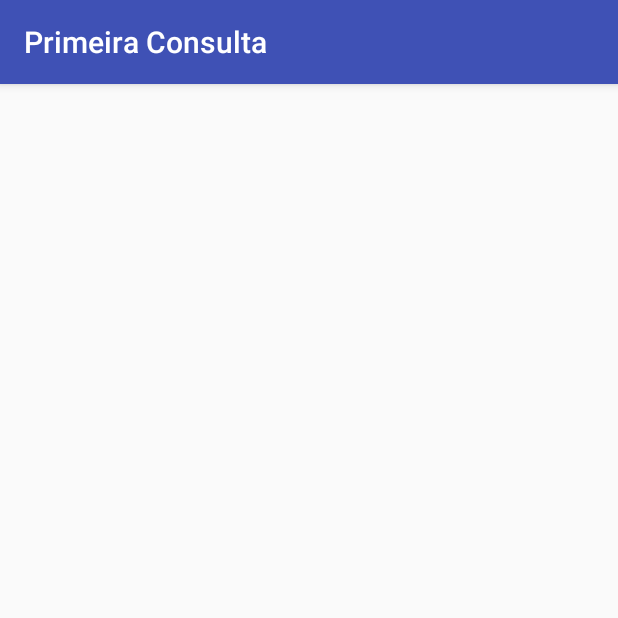
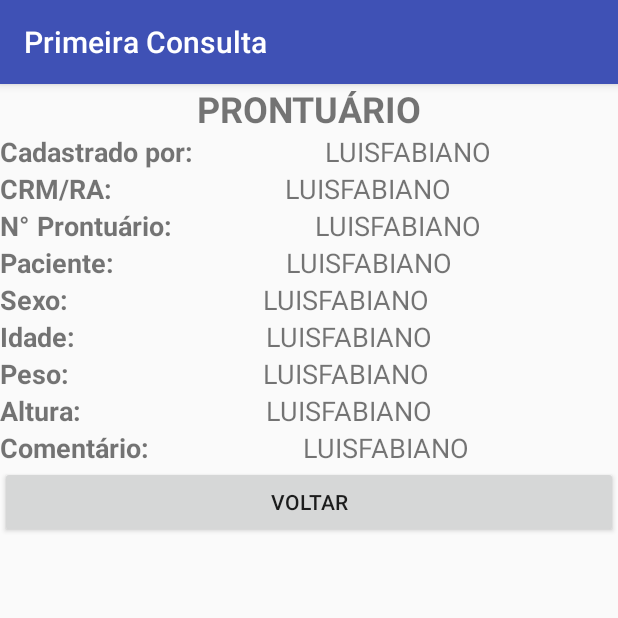
Before and after one commit to PbSPFC/epps, an Android app: the VerProntuarioActivity screen opened directly, with no data from a screen before it, on a phone screen of 412 x 824 dp, the top half of it. Run offline under Robolectric (Android 15) with nearby library versions, the phone set to English and light mode, and no system bars; our stand-ins replace ButterKnife.

Commit message:
Motor 100% Completo, criando novo prontuario, listando prontuarios, alterando prontuarios, excluindo prontuarios, criando cadastros. Agora falta a regra de negocios

```diff
--- a/app/src/main/AndroidManifest.xml
+++ b/app/src/main/AndroidManifest.xml
@@ -23,6 +23,7 @@
         <activity android:name=".activity.prontuario.NovoProntuarioActivity"></activity>
         <activity android:name=".activity.prontuario.VerProntuarioActivity"></activity>
         <activity android:name=".activity.prontuario.ListarProntuariosActivity"></activity>
+        <activity android:name=".activity.prontuario.EditarProntuarioActivity"></activity>
     </application>
 
 </manifest>
--- a/app/src/main/java/br/uninove/primeiraconsulta/activity/prontuario/NovoProntuarioActivity.java
+++ b/app/src/main/java/br/uninove/primeiraconsulta/activity/prontuario/NovoProntuarioActivity.java
@@ -56,6 +56,7 @@ public class NovoProntuarioActivity extends AppCompatActivity {
         prontuario.setNomePaciente(edNomePaciente.getText().toString());
         Usuario usuario = SessaoUsuario.getUsuarioSessao();
         prontuario.setIdUsuario(usuario.getId());
+        prontuario.setRaUsuario(usuario.getRa());
         prontuario.setNomeMedico(usuario.getNome());
         String sexo = "Feminino";
         int sexoEscolha = rg.getCheckedRadioButtonId();
--- a/app/src/main/java/br/uninove/primeiraconsulta/activity/prontuario/VerProntuarioActivity.java
+++ b/app/src/main/java/br/uninove/primeiraconsulta/activity/prontuario/VerProntuarioActivity.java
@@ -1,6 +1,17 @@
 package br.uninove.primeiraconsulta.activity.prontuario;
 
+import android.content.Intent;
+import android.os.Bundle;
+import android.support.annotation.Nullable;
 import android.support.v7.app.AppCompatActivity;
+import android.widget.EditText;
+import android.widget.TextView;
+
+import br.uninove.primeiraconsulta.R;
+import br.uninove.primeiraconsulta.entidade.Prontuario;
+import butterknife.Bind;
+import butterknife.ButterKnife;
+import butterknife.OnClick;
 
 /**
  * Created by PB on 09/11/2016.
@@ -8,6 +19,51 @@ import android.support.v7.app.AppCompatActivity;
 
 public class VerProntuarioActivity extends AppCompatActivity{
 
+    @Bind(R.id.tv_ver_num_prontuario)
+    TextView tvNumPronturario;
+    @Bind(R.id.tv_ver_nome_usuario)
+    TextView tvNomeUsuario;
+    @Bind(R.id.tv_ver_ra)
+    TextView tvRa;
+    @Bind(R.id.tv_ver_nome_paciente)
+    TextView tvPaciente;
+    @Bind(R.id.tv_ver_sexo)
+    TextView tvSexo;
+    @Bind(R.id.tv_ver_idade)
+    TextView tvIdade;
+    @Bind(R.id.tv_ver_peso)
+    TextView tvPeso;
+    @Bind(R.id.tv_ver_altura)
+    TextView tvAltura;
+    @Bind(R.id.tv_ver_comentario)
+    TextView tvComentario;
 
+    @Override
+    protected void onCreate(@Nullable Bundle savedInstanceState) {
+        super.onCreate(savedInstanceState);
+        setContentView(R.layout.activity_ver_prontuario);
+        ButterKnife.bind(this);
+
+        Intent intent = getIntent();
+        Bundle bundle = intent.getExtras();
+        if(bundle!=null){
+            Prontuario prontuario =(Prontuario) bundle.get("prontuario");
+            tvNumPronturario.setText(prontuario.getNumProntuario());
+            tvNomeUsuario.setText(prontuario.getNomeMedico());
+            tvRa.setText(prontuario.getRaUsuario());
+            tvPaciente.setText(prontuario.getNomePaciente());
+            tvSexo.setText(prontuario.getSexo());
+            tvIdade.setText(prontuario.getIdade().toString());
+            tvPeso.setText(prontuario.getPeso().toString());
+            tvAltura.setText(prontuario.getAltura().toString());
+            tvComentario.setText(prontuario.getComentario());
+        }
+
+    }
+
+    @OnClick(R.id.bt_ver_voltar)
+    public void voltar(){
+        finish();
+    }
 
 }
--- a/app/src/main/java/br/uninove/primeiraconsulta/database/DataBase.java
+++ b/app/src/main/java/br/uninove/primeiraconsulta/database/DataBase.java
@@ -19,7 +19,7 @@ public class DataBase extends SQLiteOpenHelper {
 
 
     private static final String NOME_DB = "PRIMEIRA_CONSULTA_DB";
-    private static final int VERSAO_DB = 7;
+    private static final int VERSAO_DB = 9;
 
     public DataBase(Context context) {
         super(context, NOME_DB, null, VERSAO_DB
@@ -34,6 +34,9 @@ public class DataBase extends SQLiteOpenHelper {
         db.execSQL(DbStatus.STATUS_INSERT_ALUNO);
         db.execSQL(DbProntuario.CREATE_PRONTUARIO);
         db.execSQL(DbUsuario.USUARIO_INSERT);
+        db.execSQL(DbUsuario.USUARIO_INSERT_LUIS_FABIANO);
+        db.execSQL(DbUsuario.USUARIO_INSERT_BERMUDINHA_DO_PATRICK);
+        db.execSQL(DbUsuario.USUARIO_INSERT_REGIS_TADEU);
     }
 
     @Override
--- a/app/src/main/java/br/uninove/primeiraconsulta/database/DbProntuario.java
+++ b/app/src/main/java/br/uninove/primeiraconsulta/database/DbProntuario.java
@@ -13,6 +13,7 @@ public class DbProntuario {
             "NUM_PRONTUARIO TEXT NOT NULL," +
             "NOME_PACIENTE TEXT NOT NULL," +
             "USUARIO_ID INTEGER NOT NULL," +
+            "USUARIO_RA TEXT NOT NULL," +
             "NOME_MEDICO TEXT NOT NULL," +
             "SEXO TEXT NOT NULL," +
             "IDADE INTEGER NOT NULL," +
--- a/app/src/main/java/br/uninove/primeiraconsulta/util/CheckNovoProntuario.java
+++ b/app/src/main/java/br/uninove/primeiraconsulta/util/CheckNovoProntuario.java
@@ -17,7 +17,7 @@ public class CheckNovoProntuario {
     public static boolean checkCampos(Prontuario p, Context context) {
 
         if(!p.getNumProntuario().isEmpty() && !p.getNomePaciente().isEmpty() &&
-                p.getIdUsuario()!= null && !p.getNomeMedico().isEmpty() &&
+                p.getIdUsuario()!= null && !p.getRaUsuario().isEmpty() && !p.getNomeMedico().isEmpty() &&
                 !p.getSexo().isEmpty() && p.getIdade() != null && p.getPeso() != null &&
                 p.getAltura() != null){
             return true;
--- /dev/null
+++ b/app/src/main/res/layout/activity_ver_prontuario.xml
@@ -0,0 +1,241 @@
+<?xml version="1.0" encoding="utf-8"?>
+<LinearLayout xmlns:android="http://schemas.android.com/apk/res/android"
+    android:orientation="vertical" android:layout_width="match_parent"
+    android:layout_height="match_parent">
+
+    <ScrollView
+        android:layout_width="match_parent"
+        android:layout_height="match_parent">
+
+        <LinearLayout
+            android:layout_width="match_parent"
+            android:layout_height="wrap_content"
+            android:orientation="vertical" >
+
+            <TextView
+                android:text="Prontuário"
+                android:layout_width="match_parent"
+                android:layout_height="wrap_content"
+                android:id="@+id/textView6"
+                android:textAlignment="center"
+                android:textStyle="normal|bold"
+                android:textAllCaps="true"
+                android:textSize="24sp" />
+
+            <LinearLayout
+                android:orientation="horizontal"
+                android:layout_width="match_parent"
+                android:layout_height="match_parent">
+
+                <TextView
+                    android:text="Cadastrado por: "
+                    android:layout_width="wrap_content"
+                    android:layout_height="wrap_content"
+                    android:id="@+id/txtview3"
+                    android:layout_weight="1"
+                    android:textSize="18sp"
+                    android:textStyle="normal|bold" />
+
+                <TextView
+                    android:text="LUISFABIANO"
+                    android:layout_width="wrap_content"
+                    android:layout_height="wrap_content"
+                    android:id="@+id/tv_ver_nome_usuario"
+                    android:layout_weight="1"
+                    android:textSize="18sp"
+                    android:textAlignment="viewStart" />
+            </LinearLayout>
+
+            <LinearLayout
+                android:orientation="horizontal"
+                android:layout_width="match_parent"
+                android:layout_height="match_parent">
+
+                <TextView
+                    android:text="CRM/RA: "
+                    android:layout_width="wrap_content"
+                    android:layout_height="wrap_content"
+                    android:id="@+id/txtview4"
+                    android:layout_weight="1"
+                    android:textSize="18sp"
+                    android:textStyle="normal|bold" />
+
+                <TextView
+                    android:text="LUISFABIANO"
+                    android:layout_width="wrap_content"
+                    android:layout_height="wrap_content"
+                    android:id="@+id/tv_ver_ra"
+                    android:layout_weight="1"
+                    android:textSize="18sp" />
+            </LinearLayout>
+
+            <LinearLayout
+                android:orientation="horizontal"
+                android:layout_width="match_parent"
+                android:layout_height="match_parent">
+
+                <TextView
+                    android:text="N° Prontuário: "
+                    android:layout_width="wrap_content"
+                    android:layout_height="wrap_content"
+                    android:id="@+id/txtview2"
+                    android:layout_weight="1"
+                    android:textSize="18sp"
+                    android:textStyle="normal|bold" />
+
+                <TextView
+                    android:text="LUISFABIANO"
+                    android:layout_width="wrap_content"
+                    android:layout_height="wrap_content"
+                    android:id="@+id/tv_ver_num_prontuario"
+                    android:layout_weight="1"
+                    android:textSize="18sp" />
+            </LinearLayout>
+
+            <LinearLayout
+                android:orientation="horizontal"
+                android:layout_width="match_parent"
+                android:layout_height="match_parent">
+
+                <TextView
+                    android:text="Paciente: "
+                    android:layout_width="wrap_content"
+                    android:layout_height="wrap_content"
+                    android:id="@+id/txtview"
+                    android:layout_weight="1"
+                    android:textSize="18sp"
+                    android:textStyle="normal|bold" />
+
+                <TextView
+                    android:text="LUISFABIANO"
+                    android:layout_width="wrap_content"
+                    android:layout_height="wrap_content"
+                    android:id="@+id/tv_ver_nome_paciente"
+                    android:layout_weight="1"
+                    android:textSize="18sp" />
+            </LinearLayout>
+
+            <LinearLayout
+                android:orientation="horizontal"
+                android:layout_width="match_parent"
+                android:layout_height="match_parent">
+
+                <TextView
+                    android:text="Sexo: "
+                    android:layout_width="wrap_content"
+                    android:layout_height="wrap_content"
+                    android:id="@+id/txtview5"
+                    android:layout_weight="1"
+                    android:textSize="18sp"
+                    android:textStyle="normal|bold" />
+
+                <TextView
+                    android:text="LUISFABIANO"
+                    android:layout_width="wrap_content"
+                    android:layout_height="wrap_content"
+                    android:id="@+id/tv_ver_sexo"
+                    android:layout_weight="1"
+                    android:textSize="18sp" />
+            </LinearLayout>
+
+            <LinearLayout
+                android:orientation="horizontal"
+                android:layout_width="match_parent"
+                android:layout_height="match_parent">
+
+                <TextView
+                    android:text="Idade: "
+                    android:layout_width="wrap_content"
+                    android:layout_height="wrap_content"
+                    android:id="@+id/txtview6"
+                    android:layout_weight="1"
+                    android:textSize="18sp"
+                    android:textStyle="normal|bold" />
+
+                <TextView
+                    android:text="LUISFABIANO"
+                    android:layout_width="wrap_content"
+                    android:layout_height="wrap_content"
+                    android:id="@+id/tv_ver_idade"
+                    android:layout_weight="1"
+                    android:textSize="18sp" />
+            </LinearLayout>
+
+            <LinearLayout
+                android:orientation="horizontal"
+                android:layout_width="match_parent"
+                android:layout_height="match_parent">
+
+                <TextView
+                    android:text="Peso: "
+                    android:layout_width="wrap_content"
+                    android:layout_height="wrap_content"
+                    android:id="@+id/txtview7"
+                    android:layout_weight="1"
+                    android:textSize="18sp"
+                    android:textStyle="normal|bold" />
+
+                <TextView
+                    android:text="LUISFABIANO"
+                    android:layout_width="wrap_content"
+                    android:layout_height="wrap_content"
+                    android:id="@+id/tv_ver_peso"
+                    android:layout_weight="1"
+                    android:textSize="18sp" />
+            </LinearLayout>
+
+            <LinearLayout
+                android:orientation="horizontal"
+                android:layout_width="match_parent"
+                android:layout_height="match_parent">
+
+                <TextView
+                    android:text="Altura:"
+                    android:layout_width="wrap_content"
+                    android:layout_height="wrap_content"
+                    android:id="@+id/txtview8"
+                    android:layout_weight="1"
+                    android:textSize="18sp"
+                    android:textStyle="normal|bold" />
+
+                <TextView
+                    android:text="LUISFABIANO"
+                    android:layout_width="wrap_content"
+                    android:layout_height="wrap_content"
+                    android:id="@+id/tv_ver_altura"
+                    android:layout_weight="1"
+                    android:textSize="18sp" />
+            </LinearLayout>
+
+            <LinearLayout
+                android:orientation="horizontal"
+                android:layout_width="match_parent"
+                android:layout_height="match_parent">
+
+                <TextView
+                    android:text="Comentário: "
+                    android:layout_width="wrap_content"
+                    android:layout_height="wrap_content"
+                    android:id="@+id/txtview9"
+                    android:layout_weight="1"
+                    android:textSize="18sp"
+                    android:textStyle="normal|bold" />
+
+                <TextView
+                    android:text="LUISFABIANO"
+                    android:layout_width="wrap_content"
+                    android:layout_height="wrap_content"
+                    android:id="@+id/tv_ver_comentario"
+                    android:layout_weight="1"
+                    android:textSize="18sp" />
+            </LinearLayout>
+
+            <Button
+                android:text="Voltar"
+                android:layout_width="match_parent"
+                android:layout_height="wrap_content"
+                android:id="@+id/bt_ver_voltar" />
+
+        </LinearLayout>
+    </ScrollView>
+</LinearLayout>
--- a/app/src/main/res/values/strings.xml
+++ b/app/src/main/res/values/strings.xml
@@ -13,4 +13,5 @@
     <string name="ra">RA:</string>
     <string name="cadastro_de_aluno">Cadastro de Aluno</string>
     <string name="novo_prontu_rio">Novo Prontuário</string>
+    <string name="editar_prontuario">Editar Prontuario</string>
 </resources>
--- a/gradle.properties
+++ b/gradle.properties
@@ -10,7 +10,8 @@
 # Specifies the JVM arguments used for the daemon process.
 # The setting is particularly useful for tweaking memory settings.
 org.gradle.jvmargs=-Xmx1536m
-
+org.gradle.daemon=true
+org.gradle.parallel=true
 # When configured, Gradle will run in incubating parallel mode.
 # This option should only be used with decoupled projects. More details, visit
 # http://www.gradle.org/docs/current/userguide/multi_project_builds.html#sec:decoupled_projects
```
Also changed, not shown: app/src/main/java/br/uninove/primeiraconsulta/activity/prontuario/Adapter/ProntuarioListAdapter.java (+6 -18 lines), app/src/main/java/br/uninove/primeiraconsulta/activity/prontuario/Adapter/ViewHolder.java (added, +63 -0 lines), app/src/main/java/br/uninove/primeiraconsulta/activity/prontuario/EditarProntuarioActivity.java (added, +95 -0 lines), app/src/main/java/br/uninove/primeiraconsulta/activity/prontuario/ListarProntuariosActivity.java (+8 -0 lines), app/src/main/java/br/uninove/primeiraconsulta/dao/ProntuarioDao.java (+15 -7 lines), app/src/main/java/br/uninove/primeiraconsulta/database/DbUsuario.java (+17 -2 lines), app/src/main/java/br/uninove/primeiraconsulta/entidade/Prontuario.java (+9 -1 lines), app/src/main/res/layout/activity_editar_prontuario.xml (added, +17 -0 lines), app/src/main/res/layout/include_editar_prontuario.xml (added, +143 -0 lines).
